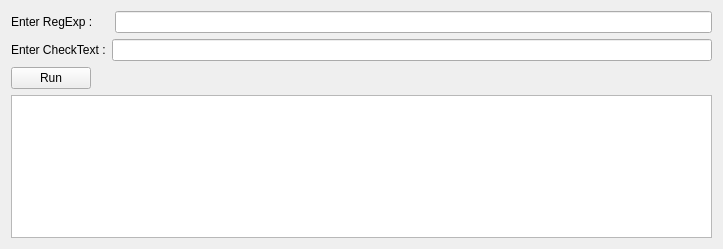
calvin199312/RegExpTesterGui, file RegExpTestGui/mainwindow.ui: the form before one commit.
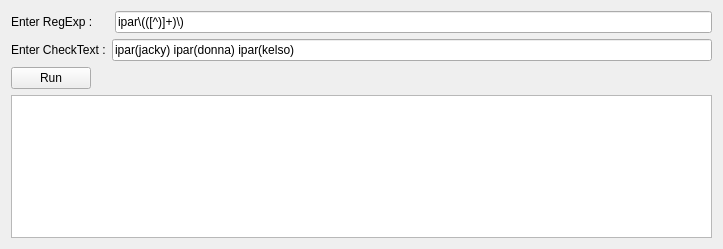
The form after the commit.

Commit message: -code is now working

```diff
--- a/RegExpTestGui/mainwindow.ui
+++ b/RegExpTestGui/mainwindow.ui
@@ -25,7 +25,11 @@
        </widget>
       </item>
       <item>
-       <widget class="QLineEdit" name="regex_line_edit_"/>
+       <widget class="QLineEdit" name="regex_line_edit_">
+        <property name="text">
+         <string>ipar\(([^)]+)\)</string>
+        </property>
+       </widget>
       </item>
      </layout>
     </item>
@@ -39,7 +43,11 @@
        </widget>
       </item>
       <item>
-       <widget class="QLineEdit" name="check_text_line_edit_"/>
+       <widget class="QLineEdit" name="check_text_line_edit_">
+        <property name="text">
+         <string>ipar(jacky) ipar(donna) ipar(kelso)</string>
+        </property>
+       </widget>
       </item>
      </layout>
     </item>
```
The commit also changes 2 other files.
